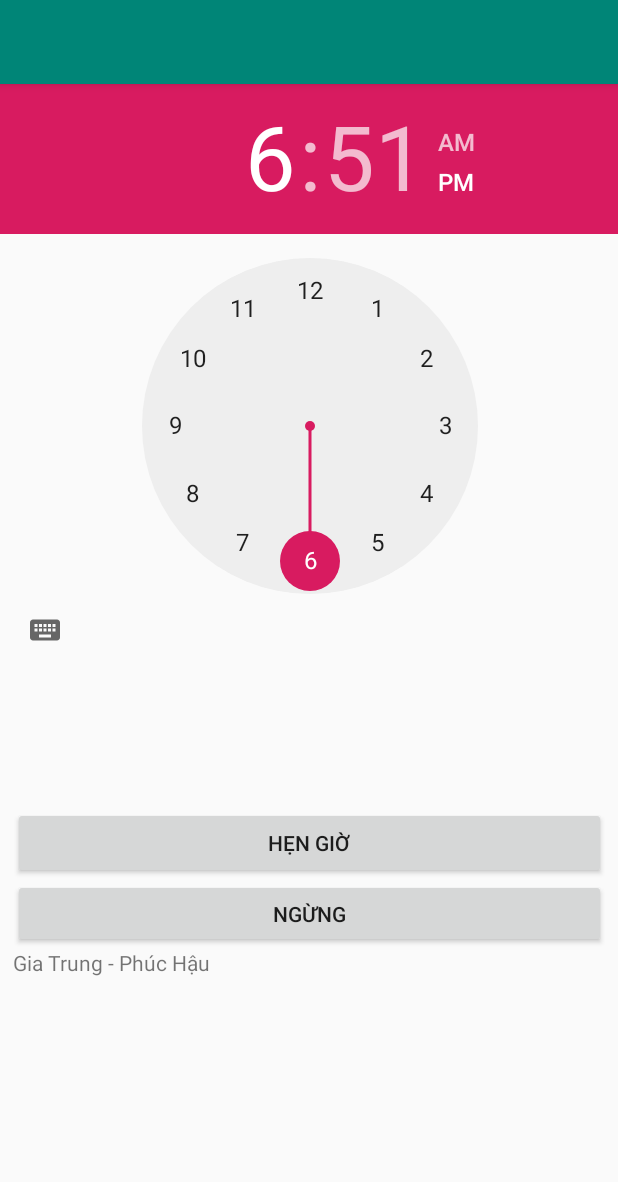
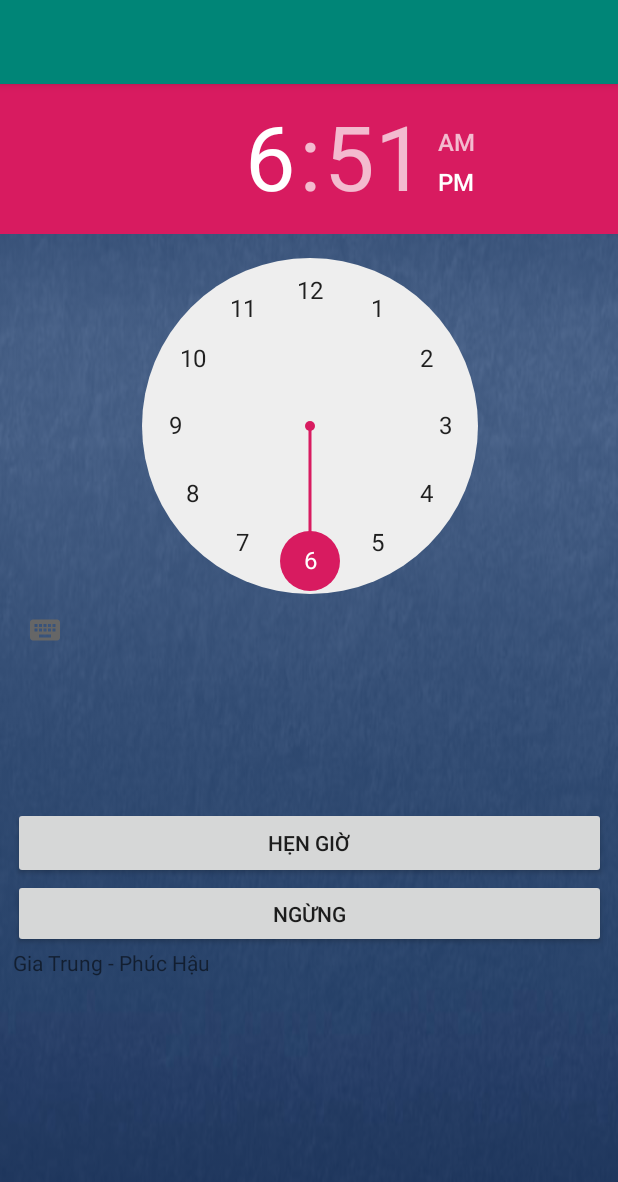
Before and after one commit to baothuc/AppBaoThuc, an Android app: the screen it shows after launch (MainActivity), on a phone screen of 412 x 824 dp. Shown: the top 1182 px of the screen. Run offline under Robolectric (Android 15) with nearby library versions, the phone set to English and light mode, and no system bars.

Commit message:
push background

```diff
--- a/app/src/main/res/layout/activity_main.xml
+++ b/app/src/main/res/layout/activity_main.xml
@@ -3,6 +3,7 @@
     xmlns:app="http://schemas.android.com/apk/res-auto"
     xmlns:tools="http://schemas.android.com/tools"
     android:layout_width="match_parent"
+    android:background="@drawable/background"
     android:layout_height="match_parent"
     tools:context=".MainActivity">
 
```
Also changed, not shown: app/src/main/res/drawable/background.jpg (added).
